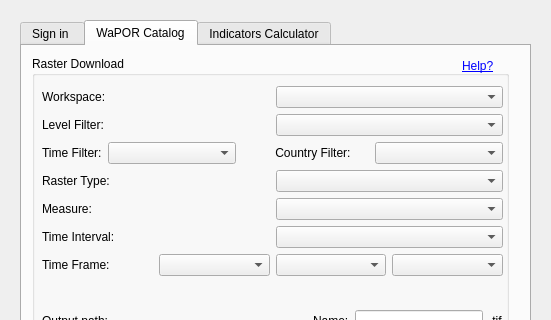
WAGIS/wap_plugin, file wap_plugin_dialog_base.ui: the form before one commit; both pictures show x 0 to 551 and y 0 to 320 of the 551 by 706 pixel window.
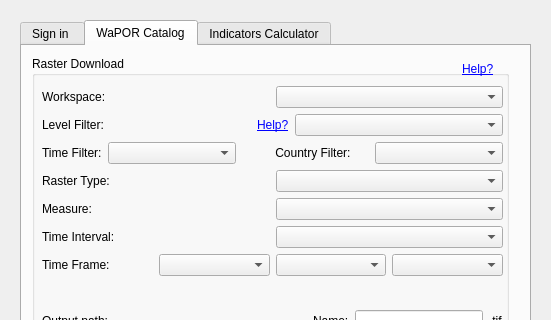
The form after the commit. The open tabs and pages were chosen to show the change. Custom widgets are drawn as their Qt base class.

Commit message: Help included in catalog and levels

What changed in the file:
```diff
--- a/wap_plugin_dialog_base.ui
+++ b/wap_plugin_dialog_base.ui
@@ -202,7 +202,7 @@
               </layout>
              </item>
              <item>
-              <layout class="QHBoxLayout" name="horizontalLayout_20">
+              <layout class="QHBoxLayout" name="horizontalLayout_20" stretch="7,1,7">
                <item>
                 <widget class="QLabel" name="label_4">
                  <property name="text">
@@ -210,6 +210,22 @@
                  </property>
                 </widget>
                </item>
+               <item>
+                <widget class="QLabel" name="levelHelpLabel">
+                 <property name="text">
+                  <string>&lt;html&gt;&lt;head/&gt;&lt;body&gt;&lt;p&gt;&lt;a href=&quot;https://github.com/WAGIS/wap_plugin/wiki/Interaction-with-Catalogue#step-2-set-level-filter-param-to-either-level-1-250m-resolution-level-2-100m-resolution-or-level-3-30m-resolution-based-on-the-requirement&quot;&gt;&lt;span style=&quot; text-decoration: underline; color:#0000ff;&quot;&gt;Help?&lt;/span&gt;&lt;/a&gt;&lt;/p&gt;&lt;/body&gt;&lt;/html&gt;</string>
+                 </property>
+                 <property name="alignment">
+                  <set>Qt::AlignJustify|Qt::AlignVCenter</set>
+                 </property>
+                 <property name="wordWrap">
+                  <bool>true</bool>
+                 </property>
+                 <property name="openExternalLinks">
+                  <bool>true</bool>
+                 </property>
+                </widget>
+               </item>
                <item>
                 <widget class="QComboBox" name="levelFilterComboBox"/>
                </item>
@@ -356,11 +372,20 @@
               <x>430</x>
               <y>0</y>
               <width>41</width>
-              <height>20</height>
+              <height>27</height>
              </rect>
             </property>
             <property name="text">
-             <string>&lt;html&gt;&lt;head/&gt;&lt;body&gt;&lt;p&gt;&lt;a href=&quot;https://github.com/WAGIS/wap_plugin/wiki/Tutorials&quot;&gt;&lt;span style=&quot; font-size:9pt; text-decoration: underline; color:#0000ff;&quot;&gt;Help?&lt;/span&gt;&lt;/a&gt;&lt;/p&gt;&lt;/body&gt;&lt;/html&gt;</string>
+             <string>&lt;html&gt;&lt;head/&gt;&lt;body&gt;&lt;p&gt;&lt;a href=&quot;https://github.com/WAGIS/wap_plugin/wiki/Tutorials&quot;&gt;&lt;span style=&quot; text-decoration: underline; color:#0000ff;&quot;&gt;Help?&lt;/span&gt;&lt;/a&gt;&lt;/p&gt;&lt;/body&gt;&lt;/html&gt;</string>
+            </property>
+            <property name="alignment">
+             <set>Qt::AlignJustify|Qt::AlignVCenter</set>
+            </property>
+            <property name="wordWrap">
+             <bool>true</bool>
+            </property>
+            <property name="openExternalLinks">
+             <bool>true</bool>
             </property>
            </widget>
           </widget>
```
Left out of the diff: 2 changed lines with no effect on the pictures.
